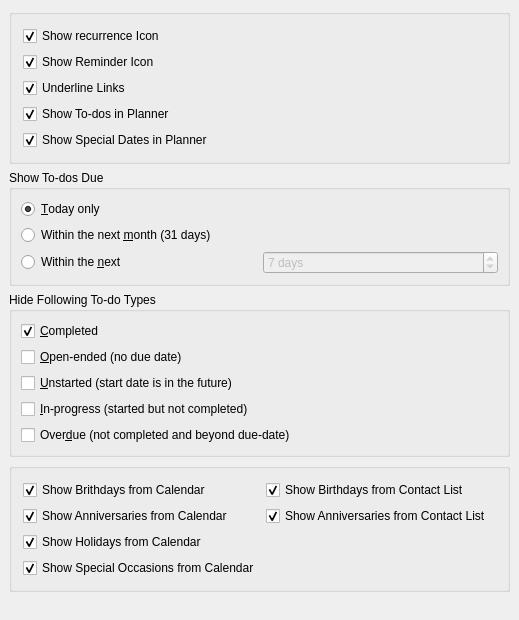
The window that kontact/plugins/planner/plannerconfig_base.ui (chusopr/kdepim-ktimetracker-akonadi) describes before a commit, drawn with Qt 5.
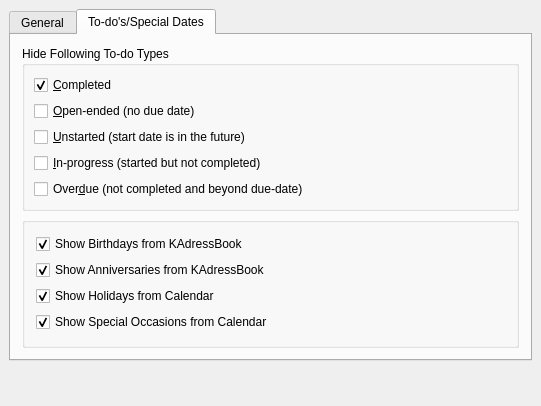
The same window after the commit. The open tabs and pages were chosen to show the change.

Commit message: Added QTabWidget to Planner Config Dialog

Diff of the .ui file:
```diff
--- a/kontact/plugins/planner/plannerconfig_base.ui
+++ b/kontact/plugins/planner/plannerconfig_base.ui
@@ -7,8 +7,8 @@
    <rect>
     <x>0</x>
     <y>0</y>
-    <width>519</width>
-    <height>620</height>
+    <width>541</width>
+    <height>406</height>
    </rect>
   </property>
   <property name="sizePolicy" >
@@ -28,6 +28,24 @@
     <number>9</number>
    </property>
    <item>
+    <widget class="QTabWidget" name="tabWidget" >
+     <property name="currentIndex" >
+      <number>0</number>
+     </property>
+     <widget class="QWidget" name="General" >
+      <property name="geometry" >
+       <rect>
+        <x>0</x>
+        <y>0</y>
+        <width>519</width>
+        <height>308</height>
+       </rect>
+      </property>
+      <attribute name="title" >
+       <string>General</string>
+      </attribute>
+      <layout class="QVBoxLayout" name="verticalLayout_2" >
+       <item>
     <widget class="QGroupBox" name="mGeneralBox" >
      <property name="title" >
       <string/>
@@ -165,6 +183,21 @@
      </layout>
     </widget>
    </item>
+      </layout>
+     </widget>
+     <widget class="QWidget" name="TodoSdTab" >
+      <property name="geometry" >
+       <rect>
+        <x>0</x>
+        <y>0</y>
+        <width>519</width>
+        <height>308</height>
+       </rect>
+      </property>
+      <attribute name="title" >
+       <string>To-do's/Special Dates</string>
+      </attribute>
+      <layout class="QVBoxLayout" name="verticalLayout_3" >
    <item>
     <widget class="QGroupBox" name="mHideGroup" >
      <property name="title" >
@@ -232,48 +265,28 @@
      <property name="checkable" >
       <bool>false</bool>
      </property>
-     <layout class="QGridLayout" name="gridLayout" >
-      <item row="0" column="0" >
-       <widget class="QCheckBox" name="mBirthdayCal" >
-        <property name="text" >
-         <string>Show Brithdays from Calendar</string>
-        </property>
-        <property name="checked" >
-         <bool>true</bool>
-        </property>
-       </widget>
-      </item>
-      <item row="0" column="1" >
+         <layout class="QVBoxLayout" name="verticalLayout_4" >
+          <item>
        <widget class="QCheckBox" name="mBirthdayConList" >
         <property name="text" >
-         <string>Show Birthdays from Contact List</string>
+             <string>Show Birthdays from KAdressBook</string>
         </property>
         <property name="checked" >
          <bool>true</bool>
         </property>
        </widget>
       </item>
-      <item row="1" column="0" >
-       <widget class="QCheckBox" name="mAnniversariesCal" >
-        <property name="text" >
-         <string>Show Anniversaries from Calendar</string>
-        </property>
-        <property name="checked" >
-         <bool>true</bool>
-        </property>
-       </widget>
-      </item>
-      <item row="1" column="1" >
+          <item>
        <widget class="QCheckBox" name="mAnniversariesConList" >
         <property name="text" >
-         <string>Show Anniversaries from Contact List</string>
+             <string>Show Anniversaries from KAdressBook</string>
         </property>
         <property name="checked" >
          <bool>true</bool>
         </property>
        </widget>
       </item>
-      <item row="2" column="0" >
+          <item>
        <widget class="QCheckBox" name="mHolidaysCal" >
         <property name="text" >
          <string>Show Holidays from Calendar</string>
@@ -283,7 +296,7 @@
         </property>
        </widget>
       </item>
-      <item row="3" column="0" >
+          <item>
        <widget class="QCheckBox" name="mSpecialOccasionsCal" >
         <property name="text" >
          <string>Show Special Occasions from Calendar</string>
@@ -294,6 +307,10 @@
        </widget>
       </item>
      </layout>
+        </widget>
+       </item>
+      </layout>
+     </widget>
     </widget>
    </item>
    <item>
```
Left out of the diff: 20 changed lines with no effect on the pictures. Lines whose indentation alone changed are shown as unchanged. The commit also changes 3 other files.
